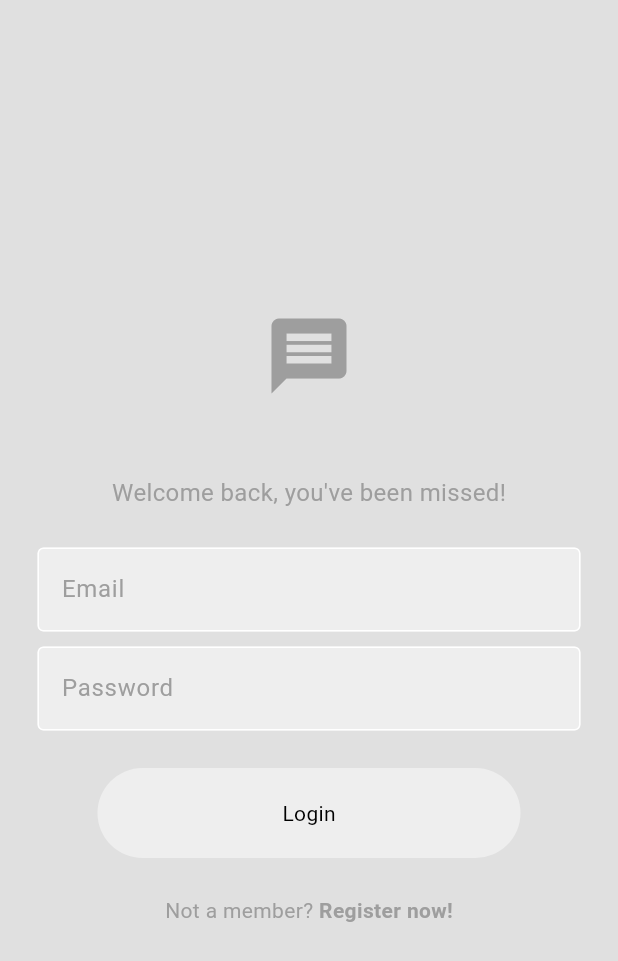
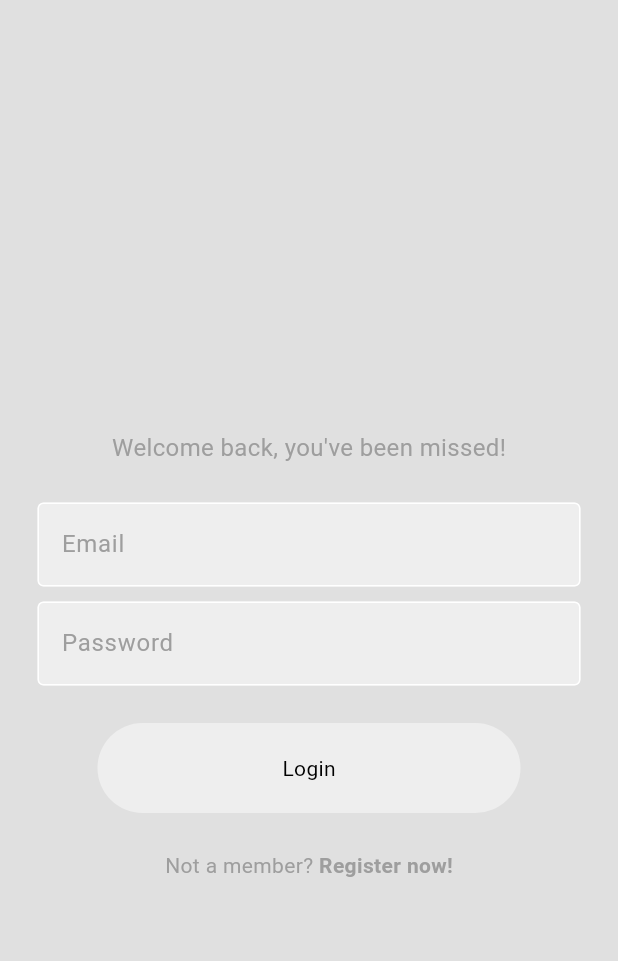
Before and after one commit to MkertyKitya/Mox_Messenger, a Flutter app: the screen it shows after launch, on a phone screen of 412 x 824 dp. Shown: the top 961 px of the screen. Run offline on Flutter 3.47's test engine with Material 3 defaults, Android fonts, the light colour scheme and no system bars; our stand-ins replace cloud_firestore, firebase_auth, firebase_core; accounts and stored records are empty.

Commit message:
Feat: Fix

```diff
--- a/mox_beta/lib/pages/login_page.dart
+++ b/mox_beta/lib/pages/login_page.dart
@@ -52,12 +52,11 @@ class _LoginPageState extends State<LoginPage> {
           mainAxisAlignment: MainAxisAlignment.center,
           children: [
             // logo
-            Icon(
-              Icons.message,
-              size: 60,
-              color: Theme.of(context).colorScheme.primary,
-            ),
-
+            //  Icon(
+            //    Icons.message,
+            //   size: 60,
+            //    color: Theme.of(context).colorScheme.primary,
+            //  ),
             const SizedBox(height: 50),
 
             // welcome back message
--- a/mox_beta/pubspec.yaml
+++ b/mox_beta/pubspec.yaml
@@ -34,6 +34,7 @@ dependencies:
   # The following adds the Cupertino Icons font to your application.
   # Use with the CupertinoIcons class for iOS style icons.
   cupertino_icons: ^1.0.8
+  flutter_svg: ^2.2.3
   firebase_core: ^4.4.0
   firebase_auth: ^6.1.4
   cloud_firestore: ^6.1.2
```
Also changed, not shown: mox_beta/pubspec.lock.
